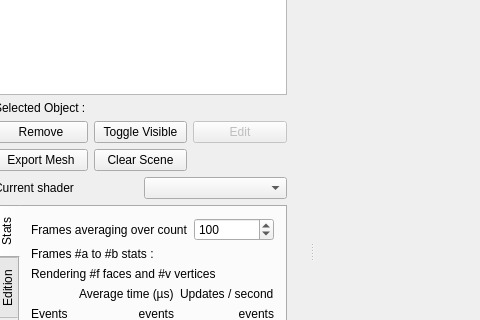
This is Applications/MainApplication/Gui/ui/MainWindow.ui in STORM-IRIT/Radium-Engine as Qt 5 draws it before an edit; both pictures show x 156 to 636 and y 150 to 470 of the 1350 by 804 pixel window. The edited form follows.
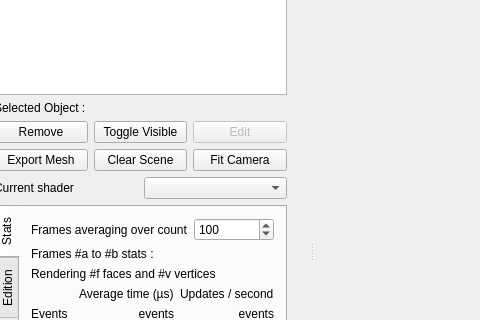
This is the edited form. Icons and pictures are not drawn. Custom widgets are drawn as their Qt base class.

Commit message: Make fitCamera a method of mainwindow(+button)

Patch:
```diff
--- a/Applications/MainApplication/Gui/ui/MainWindow.ui
+++ b/Applications/MainApplication/Gui/ui/MainWindow.ui
@@ -166,6 +166,13 @@
                 </property>
                </widget>
               </item>
+              <item row="1" column="2">
+               <widget class="QPushButton" name="m_fitCameraButton">
+                <property name="text">
+                 <string>Fit Camera</string>
+                </property>
+               </widget>
+              </item>
              </layout>
             </item>
            </layout>
```
The commit also changes 5 other files.
